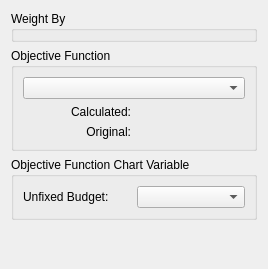
Before: the Qt Designer form plugins/calculate/NACalculateForm.ui in dmzgroup/mbra, drawn with Qt 5.
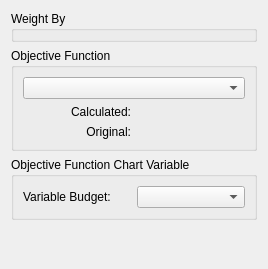
After: the same form once the commit is applied.

What changed in the file:
```diff
--- a/plugins/calculate/NACalculateForm.ui
+++ b/plugins/calculate/NACalculateForm.ui
@@ -93,7 +93,7 @@
       <item>
        <widget class="QLabel" name="label_3">
         <property name="text">
-         <string>Unfixed Budget:</string>
+         <string>Variable Budget:</string>
         </property>
        </widget>
       </item>
```
